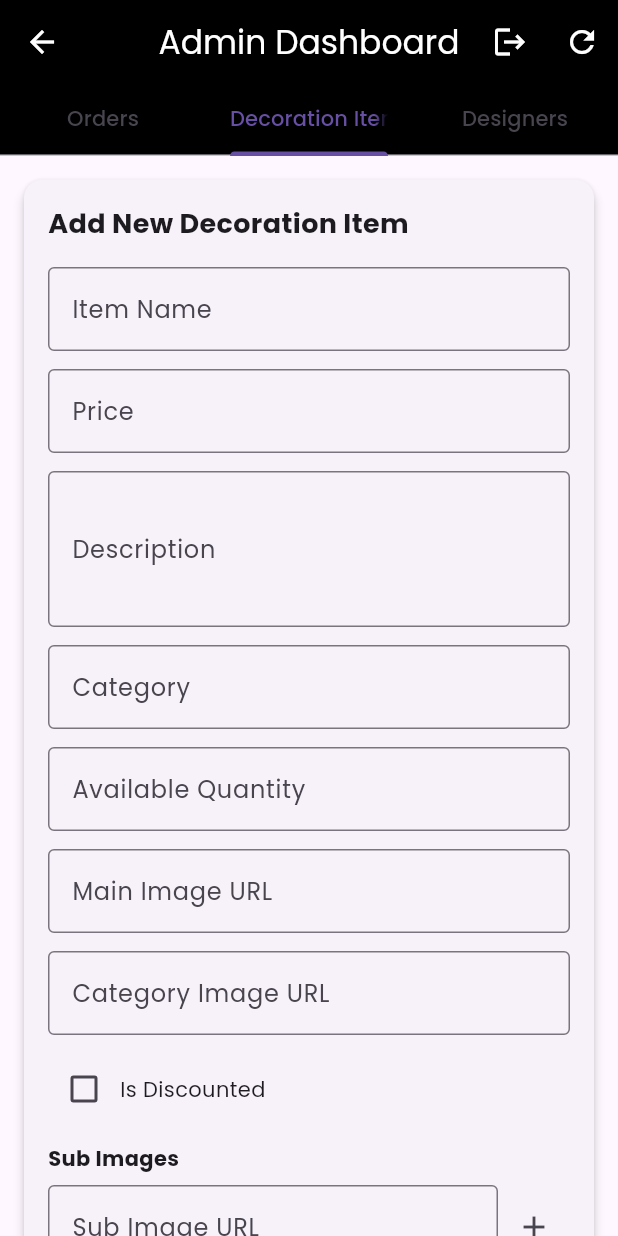
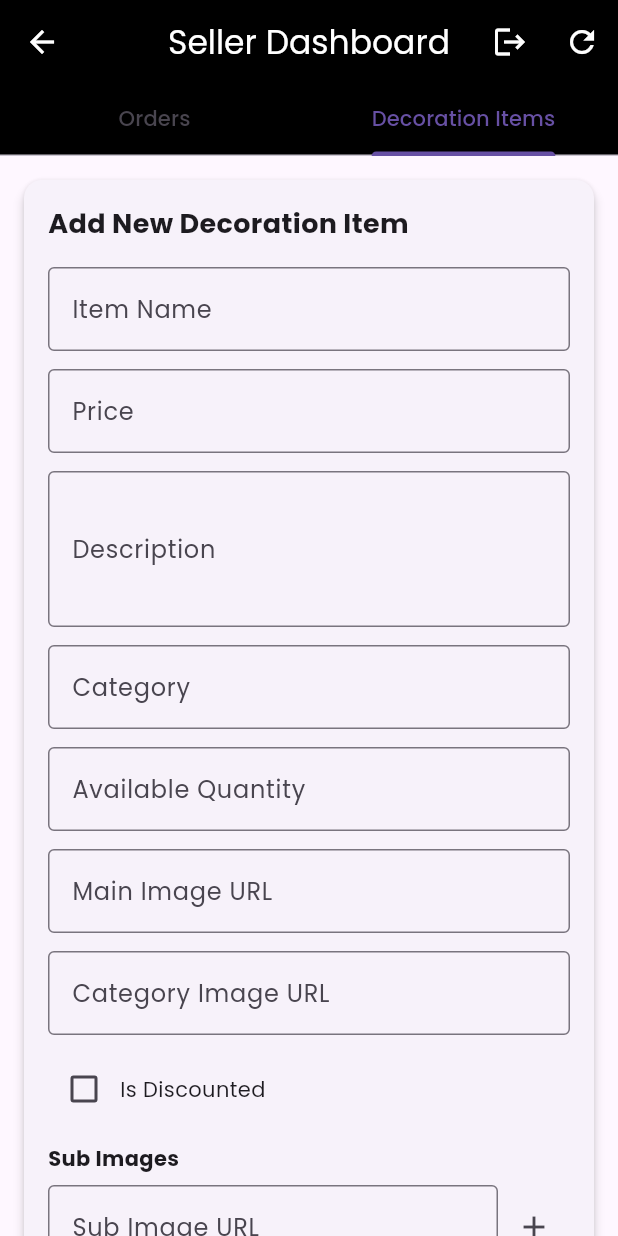
Before and after one commit to symaitipe/Heavenly-Homes, a Flutter app: the AdminDashboardPage screen opened by its route, tab 2 chosen, on a phone screen of 412 x 824 dp. Run offline on Flutter 3.47's test engine with Material 3 defaults, Android fonts, the phone set to English and light mode, and no system bars; our stand-ins replace cloud_firestore, firebase_auth, firebase_core, google_fonts, google_sign_in, image_picker; missing offline and left inert: flutter_stripe; accounts and stored records are empty.

Commit message:
Feture Login as a seller bug fixed

```diff
--- a/lib/main.dart
+++ b/lib/main.dart
@@ -5,7 +5,7 @@ import 'package:firebase_core/firebase_core.dart';
 import 'package:flutter_stripe/flutter_stripe.dart';
 import 'package:heavenly_homes/constants/service_constants.dart';
 import 'package:heavenly_homes/screens/authenticates/login.dart';
-import 'package:heavenly_homes/screens/authenticates/adminlogin.dart';
+import 'package:heavenly_homes/screens/authenticates/sellerlogin.dart';
 import 'package:heavenly_homes/screens/pages/best_bids.dart';
 import 'package:heavenly_homes/screens/pages/cart.dart';
 import 'package:heavenly_homes/screens/pages/category_selection.dart';
--- a/lib/screens/authenticates/login.dart
+++ b/lib/screens/authenticates/login.dart
@@ -254,7 +254,7 @@ class _LoginPageState extends State<LoginPage> {
                   side: const BorderSide(color: Colors.white70, width: 0.5),
                   elevation: 0,
                 ),
-                child: Text('Admin Login', style: GoogleFonts.poppins(fontSize: 14, fontWeight: FontWeight.w500)),
+                child: Text('Seller Login', style: GoogleFonts.poppins(fontSize: 14, fontWeight: FontWeight.w500)),
               ),
             ),
           ),
--- a/lib/screens/authenticates/adminlogin.dart
+++ b/lib/screens/authenticates/sellerlogin.dart
@@ -41,7 +41,7 @@ class _AdminLoginPageState extends State<AdminLoginPage> {
     setState(() => _isLoading = true);
 
     // Hardcoded admin credentials
-    const adminEmail = 'admin@gmail.com';
+    const adminEmail = 'Seller@gmail.com';
     const adminPassword = '12345678';
 
     try {
@@ -50,13 +50,13 @@ class _AdminLoginPageState extends State<AdminLoginPage> {
 
       if (_emailController.text.trim() == adminEmail &&
           _passwordController.text.trim() == adminPassword) {
-        _showSuccess('Admin login successful!');
+        _showSuccess('Seller login successful!');
         // Navigate to admin dashboard
         if (mounted) {
           Navigator.pushNamedAndRemoveUntil(context, '/admin-dashboard', (route) => false);
         }
       } else {
-        _showError('Invalid admin credentials');
+        _showError('Invalid Seller credentials');
       }
     } catch (e) {
       _showError('An error occurred during login');
@@ -95,7 +95,7 @@ class _AdminLoginPageState extends State<AdminLoginPage> {
                   ),
                   const SizedBox(height: 20),
                   Center(
-                    child: Text('Admin Login',
+                    child: Text('Seller Login',
                       style: GoogleFonts.poppins(
                           fontSize: 40,
                           fontWeight: FontWeight.w500,
@@ -106,10 +106,10 @@ class _AdminLoginPageState extends State<AdminLoginPage> {
                   const SizedBox(height: 35),
                   _buildTextField(
                     controller: _emailController,
-                    hintText: 'Admin Email',
+                    hintText: 'Seller Email',
                     keyboardType: TextInputType.emailAddress,
                     validator: (value) {
-                      if (value == null || value.isEmpty) return 'Please enter admin email';
+                      if (value == null || value.isEmpty) return 'Please enter Seller email';
                       if (!value.contains('@')) return 'Please enter a valid email';
                       return null;
                     },
@@ -150,7 +150,7 @@ class _AdminLoginPageState extends State<AdminLoginPage> {
                   const SizedBox(height: 30),
                   Center(
                     child: Text(
-                      'For admin access only',
+                      'For Seller access only',
                       style: GoogleFonts.poppins(
                           fontSize: 12,
                           color: Colors.white70
--- a/lib/screens/pages/admin_dashboard.dart
+++ b/lib/screens/pages/admin_dashboard.dart
@@ -426,7 +426,7 @@ class _AdminDashboardPageState extends State<AdminDashboardPage> {
       length: 3,
       child: Scaffold(
         appBar: AppBar(
-          title: const Text('Admin Dashboard'),
+          title: const Text('Seller Dashboard'),
           centerTitle: true,
           backgroundColor: Colors.black,
           foregroundColor: Colors.white,
@@ -450,7 +450,7 @@ class _AdminDashboardPageState extends State<AdminDashboardPage> {
             tabs: const [
               Tab(text: 'Orders'),
               Tab(text: 'Decoration Items'),
-              Tab(text: 'Designers'),
+              // Tab(text: 'Designers'),
             ],
             onTap: (index) {
               setState(() {
```
